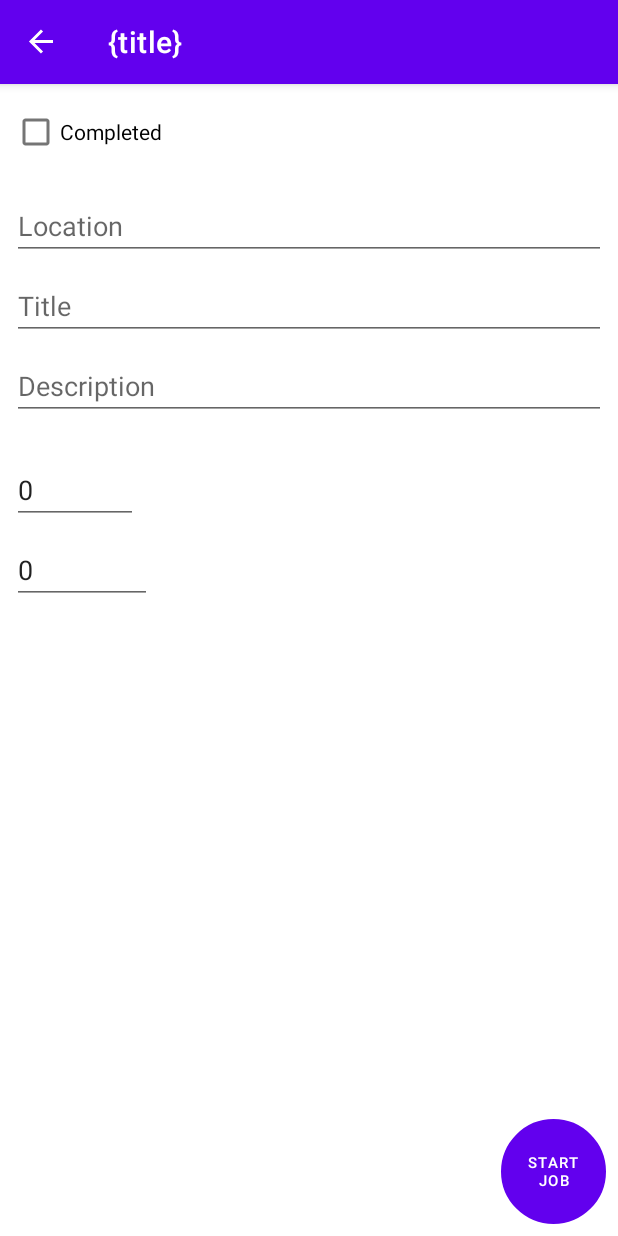
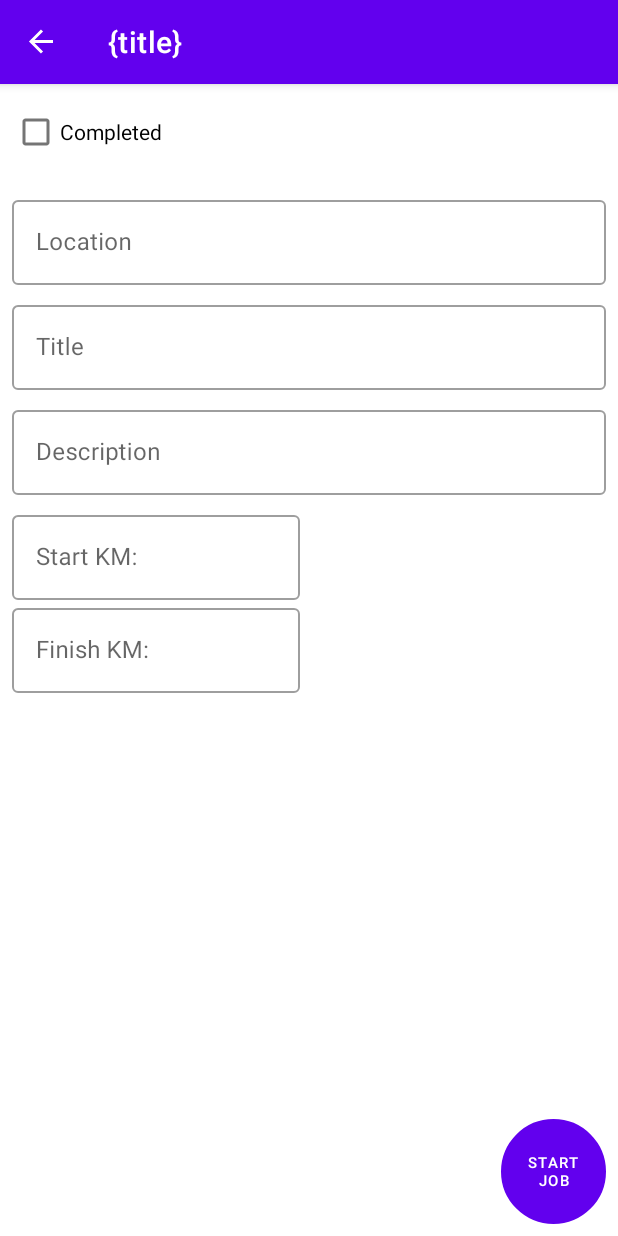
Before and after one commit to DurbinDevs/Tradie-Diary, an Android app: the AddEditJobFragment screen opened through its navigation route, on a phone screen of 412 x 824 dp. Run offline under Robolectric (Android 15) with nearby library versions, the phone set to English and light mode, and no system bars; our stand-ins replace Dagger/Hilt's generated code, navigation-ui; libraries missing offline, so code that uses them is left out: androidx.hilt.lifecycle; 2 statements that could not run were skipped.

Commit message:
fixed some bugs and changed textinput layouts

```diff
--- a/app/src/main/java/com/durbindevs/tradiediary/models/Jobs.kt
+++ b/app/src/main/java/com/durbindevs/tradiediary/models/Jobs.kt
@@ -18,8 +18,8 @@ data class Jobs(
     @PrimaryKey(autoGenerate = true)
     val id: Int = 0,
     val dateCreated: Long = System.currentTimeMillis(),
-    val startKm: Int = 0,
-    val finishKm: Int = 0,
+    val startKm: String,
+    val finishKm: String,
     var isCompleted: Boolean = false
 ) : Parcelable {
     val dateCreatedFormat: String
--- a/app/src/main/java/com/durbindevs/tradiediary/ui/fragments/AddEditJobFragment.kt
+++ b/app/src/main/java/com/durbindevs/tradiediary/ui/fragments/AddEditJobFragment.kt
@@ -64,10 +64,10 @@ class AddEditJobFragment : Fragment() {
                 addEditViewModel.jobDescription = it.toString()
             }
             etStartKm.addTextChangedListener {
-                addEditViewModel.jobStartKm = it.toString().toInt()
+                addEditViewModel.jobStartKm = it.toString()
             }
             etFinishKm.addTextChangedListener {
-                addEditViewModel.jobFinishKm = it.toString().toInt()
+                addEditViewModel.jobFinishKm = it.toString()
             }
 
         }
--- a/app/src/main/java/com/durbindevs/tradiediary/ui/viewmodels/AddEditTaskViewModel.kt
+++ b/app/src/main/java/com/durbindevs/tradiediary/ui/viewmodels/AddEditTaskViewModel.kt
@@ -44,13 +44,13 @@ class AddEditTaskViewModel @Inject constructor(
             state.set("jobDescription", value) // save value to saved state handle
         }
 
-    var jobStartKm = state.get<Int>("jobStartKm") ?: job?.startKm ?: 0
+    var jobStartKm = state.get<String>("jobStartKm") ?: job?.startKm ?: ""
         set(value) {
             field = value
             state.set("jobStartKm", value) // save value to saved state handle
         }
 
-    var jobFinishKm = state.get<Int>("jobFinishKm") ?: job?.finishKm ?: 0
+    var jobFinishKm = state.get<String>("jobFinishKm") ?: job?.finishKm ?: ""
         set(value) {
             field = value
             state.set("jobFinishKm", value) // save value to saved state handle
@@ -73,8 +73,8 @@ class AddEditTaskViewModel @Inject constructor(
                 title = jobTitle,
                 location = jobLocation,
                 description = jobDescription,
-                startKm = jobStartKm.toString().toInt(),
-                finishKm = jobFinishKm.toString().toInt(),
+                startKm = jobStartKm,
+                finishKm = jobFinishKm,
                 isCompleted = jobCompleted
                 )
             updateJob(updateJob)
@@ -83,8 +83,8 @@ class AddEditTaskViewModel @Inject constructor(
                 title = jobTitle,
                 location = jobLocation,
                 description = jobDescription,
-                startKm = jobStartKm.toString().toInt(),
-                finishKm = jobFinishKm.toString().toInt(),
+                startKm = jobStartKm,
+                finishKm = jobFinishKm,
                 isCompleted = jobCompleted
             )
             createJob(newJob)
--- a/app/src/main/res/layout/add_edit_job_fragment.xml
+++ b/app/src/main/res/layout/add_edit_job_fragment.xml
@@ -1,11 +1,18 @@
 <?xml version="1.0" encoding="utf-8"?>
-<androidx.constraintlayout.widget.ConstraintLayout
-    xmlns:android="http://schemas.android.com/apk/res/android"
+
+<ScrollView xmlns:android="http://schemas.android.com/apk/res/android"
+    android:id="@+id/scrollView"
+    android:layout_width="match_parent"
+    android:layout_height="match_parent"
+    android:fillViewport="true">
+
+<androidx.constraintlayout.widget.ConstraintLayout xmlns:android="http://schemas.android.com/apk/res/android"
     xmlns:app="http://schemas.android.com/apk/res-auto"
     xmlns:tools="http://schemas.android.com/tools"
     android:layout_width="match_parent"
     android:layout_height="match_parent"
     tools:context="ui.fragments.AddEditJobFragment">
+
 
     <CheckBox
         android:id="@+id/cb_isCompleted"
@@ -17,71 +24,120 @@
         app:layout_constraintStart_toStartOf="parent"
         app:layout_constraintTop_toTopOf="parent" />
 
-    <EditText
-        android:id="@+id/etLocation"
-        android:layout_width="0dp"
+
+    <com.google.android.material.textfield.TextInputLayout
+        android:id="@+id/locationInputLayout"
+        style="@style/Widget.MaterialComponents.TextInputLayout.OutlinedBox"
+        android:layout_width="match_parent"
         android:layout_height="wrap_content"
         android:layout_marginStart="8dp"
         android:layout_marginTop="16dp"
         android:layout_marginEnd="8dp"
-        android:ems="10"
         android:hint="@string/location"
         android:inputType="text"
         app:layout_constraintEnd_toEndOf="parent"
-        app:layout_constraintHorizontal_bias="0.0"
         app:layout_constraintStart_toStartOf="parent"
-        app:layout_constraintTop_toBottomOf="@+id/cb_isCompleted"
-        android:autofillHints="" />
+        app:layout_constraintTop_toBottomOf="@+id/cb_isCompleted">
 
-    <EditText
-        android:id="@+id/etTitle"
+        <com.google.android.material.textfield.TextInputEditText
+            android:id="@+id/etLocation"
+            android:layout_width="match_parent"
+            android:layout_height="wrap_content">
+
+        </com.google.android.material.textfield.TextInputEditText>
+
+    </com.google.android.material.textfield.TextInputLayout>
+
+    <com.google.android.material.textfield.TextInputLayout
+        android:id="@+id/titleInputLayout"
+        style="@style/Widget.MaterialComponents.TextInputLayout.OutlinedBox"
+        android:layout_width="match_parent"
+        android:layout_height="wrap_content"
+        android:layout_marginStart="8dp"
+        android:layout_marginTop="8dp"
+        android:layout_marginEnd="8dp"
+        android:hint="@string/title"
+        android:inputType="text"
+        app:layout_constraintEnd_toEndOf="@+id/locationInputLayout"
+        app:layout_constraintStart_toStartOf="@+id/locationInputLayout"
+        app:layout_constraintTop_toBottomOf="@+id/locationInputLayout">
+
+        <com.google.android.material.textfield.TextInputEditText
+            android:id="@+id/etTitle"
+            android:layout_width="match_parent"
+            android:layout_height="wrap_content">
+
+        </com.google.android.material.textfield.TextInputEditText>
+
+    </com.google.android.material.textfield.TextInputLayout>
+
+    <com.google.android.material.textfield.TextInputLayout
+        android:id="@+id/descriptionInputLayout"
+        style="@style/Widget.MaterialComponents.TextInputLayout.OutlinedBox"
+        android:layout_width="match_parent"
+        android:layout_height="wrap_content"
+        android:layout_marginStart="8dp"
+        android:layout_marginTop="8dp"
+        android:layout_marginEnd="8dp"
+        android:hint="@string/description"
+        android:inputType="text"
+        app:layout_constraintEnd_toEndOf="@+id/titleInputLayout"
+        app:layout_constraintStart_toStartOf="@+id/titleInputLayout"
+        app:layout_constraintTop_toBottomOf="@+id/titleInputLayout">
+
+        <com.google.android.material.textfield.TextInputEditText
+            android:id="@+id/etJobDescription"
+            android:layout_width="match_parent"
+            android:layout_height="wrap_content">
+
+        </com.google.android.material.textfield.TextInputEditText>
+
+
+    </com.google.android.material.textfield.TextInputLayout>
+
+    <com.google.android.material.textfield.TextInputLayout
+        android:id="@+id/startKmInputLayout"
+        style="@style/Widget.MaterialComponents.TextInputLayout.OutlinedBox"
         android:layout_width="0dp"
         android:layout_height="wrap_content"
+
         android:layout_marginTop="8dp"
-        android:ems="10"
-        android:hint="@string/title"
+        android:hint="@string/start_km"
         android:inputType="text"
-        app:layout_constraintEnd_toEndOf="@+id/etLocation"
-        app:layout_constraintStart_toStartOf="@+id/etLocation"
-        app:layout_constraintTop_toBottomOf="@+id/etLocation"
-        android:autofillHints="" />
+        app:layout_constraintEnd_toStartOf="@+id/guideline2"
+        app:layout_constraintStart_toStartOf="@+id/descriptionInputLayout"
+        app:layout_constraintTop_toBottomOf="@+id/descriptionInputLayout">
 
-    <EditText
-        android:id="@+id/etJobDescription"
+        <com.google.android.material.textfield.TextInputEditText
+            android:id="@+id/etStartKm"
+            android:layout_width="match_parent"
+            android:layout_height="wrap_content">
+
+        </com.google.android.material.textfield.TextInputEditText>
+
+    </com.google.android.material.textfield.TextInputLayout>
+
+    <com.google.android.material.textfield.TextInputLayout
+        android:id="@+id/finishKmInputLayout"
+        style="@style/Widget.MaterialComponents.TextInputLayout.OutlinedBox"
         android:layout_width="0dp"
         android:layout_height="wrap_content"
-        android:layout_marginTop="8dp"
-        android:autofillHints=""
-        android:ems="10"
-        android:hint="@string/description"
+android:paddingBottom="10dp"
+        android:layout_marginBottom="8dp"
+        android:hint="@string/finish_km"
         android:inputType="text"
-        app:layout_constraintEnd_toEndOf="@+id/etTitle"
-        app:layout_constraintStart_toStartOf="@+id/etTitle"
-        app:layout_constraintTop_toBottomOf="@+id/etTitle" />
+        app:layout_constraintEnd_toStartOf="@+id/guideline2"
+        app:layout_constraintStart_toStartOf="@+id/startKmInputLayout"
+        app:layout_constraintTop_toBottomOf="@+id/startKmInputLayout">
 
-    <EditText
-        android:id="@+id/etStartKm"
-        android:layout_width="wrap_content"
-        android:layout_height="wrap_content"
-        android:layout_marginTop="24dp"
-        android:hint="@string/start_km"
-        android:inputType="number"
-        android:textAppearance="@style/TextAppearance.AppCompat.Medium"
-        app:layout_constraintStart_toStartOf="@+id/etJobDescription"
-        app:layout_constraintTop_toBottomOf="@+id/etJobDescription"
-        android:importantForAutofill="no" />
+        <com.google.android.material.textfield.TextInputEditText
+            android:id="@+id/etFinishKm"
+            android:layout_width="match_parent"
+            android:layout_height="wrap_content">
 
-    <EditText
-        android:id="@+id/etFinishKm"
-        android:layout_width="wrap_content"
-        android:layout_height="wrap_content"
-        android:layout_marginTop="8dp"
-        android:hint="@string/finish_km"
-        android:inputType="number"
-        android:textAppearance="@style/TextAppearance.AppCompat.Medium"
-        app:layout_constraintStart_toStartOf="@+id/etStartKm"
-        app:layout_constraintTop_toBottomOf="@+id/etStartKm"
-        android:importantForAutofill="no" />
+        </com.google.android.material.textfield.TextInputEditText>
+
+    </com.google.android.material.textfield.TextInputLayout>
 
     <Button
         android:id="@+id/btStartJob"
@@ -95,4 +151,13 @@
         app:layout_constraintBottom_toBottomOf="parent"
         app:layout_constraintEnd_toEndOf="parent" />
 
+    <androidx.constraintlayout.widget.Guideline
+        android:id="@+id/guideline2"
+        android:layout_width="wrap_content"
+        android:layout_height="wrap_content"
+        android:orientation="vertical"
+        app:layout_constraintGuide_begin="200dp" />
+
 </androidx.constraintlayout.widget.ConstraintLayout>
+
+</ScrollView>
```
